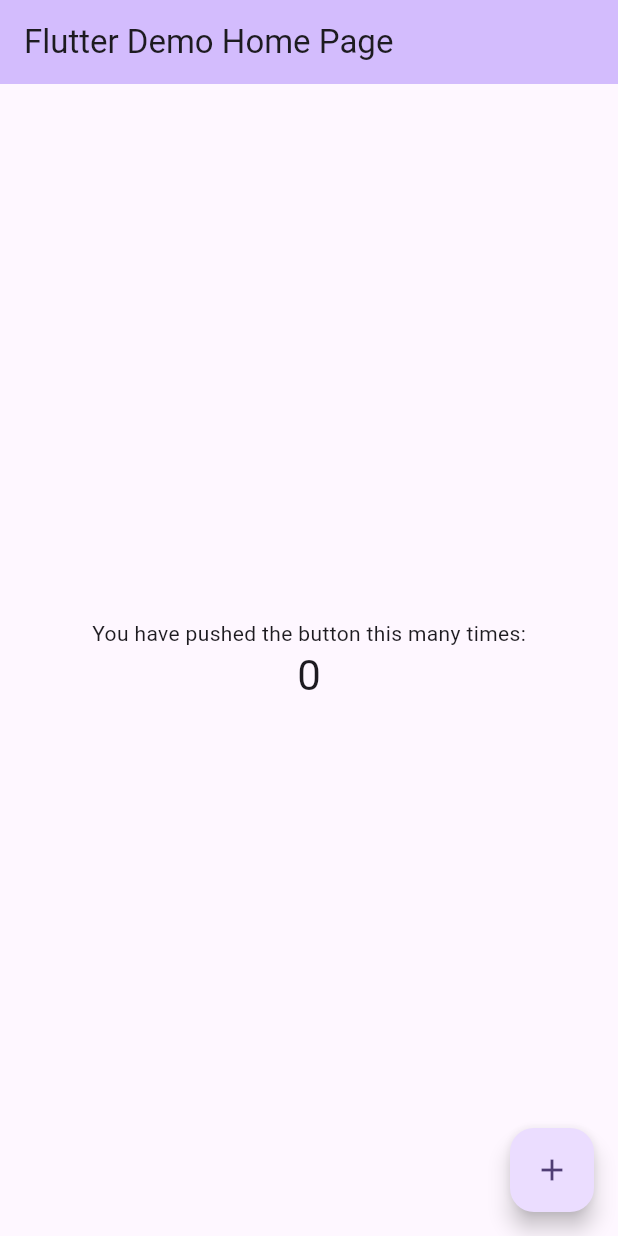
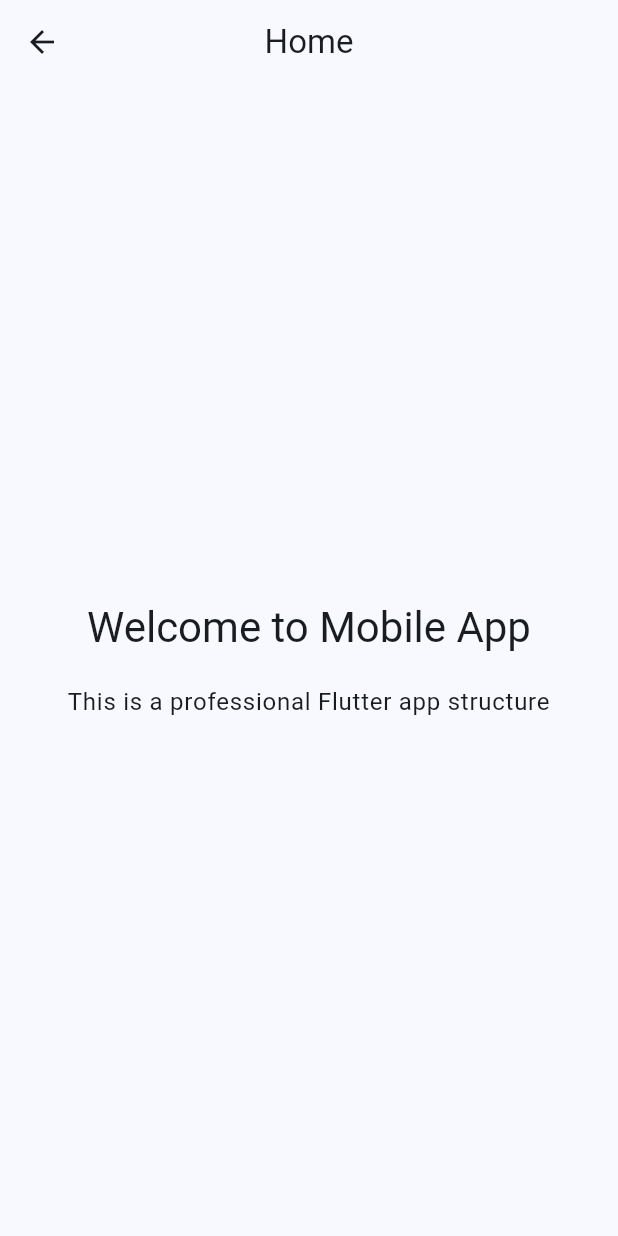
Before and after one commit to Seifeldin-Amr/Mobile-Programming-Project, a Flutter app: the screen it shows after launch, on a phone screen of 412 x 824 dp. Run offline on Flutter 3.47's test engine with Material 3 defaults, Android fonts, the phone set to English and light mode, and no system bars.

Commit message:
Added Template for adding new componets

```diff
--- /dev/null
+++ b/mobile_app/lib/constants/app_constants.dart
@@ -0,0 +1,27 @@
+class AppConstants {
+  // API Constants
+  static const String baseUrl = 'https://api.example.com';
+  static const int apiTimeout = 30000; // 30 seconds
+
+  // Storage Keys
+  static const String tokenKey = 'auth_token';
+  static const String userDataKey = 'user_data';
+
+  // Animation Durations
+  static const Duration defaultAnimationDuration = Duration(milliseconds: 300);
+  static const Duration longAnimationDuration = Duration(milliseconds: 500);
+
+  // Padding/Margin Values
+  static const double defaultPadding = 16.0;
+  static const double smallPadding = 8.0;
+  static const double largePadding = 24.0;
+
+  // Border Radius
+  static const double defaultBorderRadius = 8.0;
+  static const double largeBorderRadius = 16.0;
+
+  // Icon Sizes
+  static const double defaultIconSize = 24.0;
+  static const double smallIconSize = 16.0;
+  static const double largeIconSize = 32.0;
+}
--- a/mobile_app/lib/main.dart
+++ b/mobile_app/lib/main.dart
@@ -1,4 +1,6 @@
 import 'package:flutter/material.dart';
+import 'theme/app_theme.dart';
+import 'screens/base_screen.dart';
 
 void main() {
   runApp(const MyApp());
@@ -7,116 +9,42 @@ void main() {
 class MyApp extends StatelessWidget {
   const MyApp({super.key});
 
-  // This widget is the root of your application.
   @override
   Widget build(BuildContext context) {
     return MaterialApp(
-      title: 'Flutter Demo',
-      theme: ThemeData(
-        // This is the theme of your application.
-        //
-        // TRY THIS: Try running your application with "flutter run". You'll see
-        // the application has a purple toolbar. Then, without quitting the app,
-        // try changing the seedColor in the colorScheme below to Colors.green
-        // and then invoke "hot reload" (save your changes or press the "hot
-        // reload" button in a Flutter-supported IDE, or press "r" if you used
-        // the command line to start the app).
-        //
-        // Notice that the counter didn't reset back to zero; the application
-        // state is not lost during the reload. To reset the state, use hot
-        // restart instead.
-        //
-        // This works for code too, not just values: Most code changes can be
-        // tested with just a hot reload.
-        colorScheme: ColorScheme.fromSeed(seedColor: Colors.deepPurple),
-      ),
-      home: const MyHomePage(title: 'Flutter Demo Home Page'),
+      title: 'Mobile App',
+      theme: AppTheme.lightTheme,
+      darkTheme: AppTheme.darkTheme,
+      themeMode: ThemeMode.system,
+      home: const HomeScreen(),
     );
   }
 }
 
-class MyHomePage extends StatefulWidget {
-  const MyHomePage({super.key, required this.title});
-
-  // This widget is the home page of your application. It is stateful, meaning
-  // that it has a State object (defined below) that contains fields that affect
-  // how it looks.
-
-  // This class is the configuration for the state. It holds the values (in this
-  // case the title) provided by the parent (in this case the App widget) and
-  // used by the build method of the State. Fields in a Widget subclass are
-  // always marked "final".
-
-  final String title;
-
-  @override
-  State<MyHomePage> createState() => _MyHomePageState();
-}
-
-class _MyHomePageState extends State<MyHomePage> {
-  int _counter = 0;
-
-  void _incrementCounter() {
-    setState(() {
-      // This call to setState tells the Flutter framework that something has
-      // changed in this State, which causes it to rerun the build method below
-      // so that the display can reflect the updated values. If we changed
-      // _counter without calling setState(), then the build method would not be
-      // called again, and so nothing would appear to happen.
-      _counter++;
-    });
-  }
+class HomeScreen extends StatelessWidget {
+  const HomeScreen({super.key});
 
   @override
   Widget build(BuildContext context) {
-    // This method is rerun every time setState is called, for instance as done
-    // by the _incrementCounter method above.
-    //
-    // The Flutter framework has been optimized to make rerunning build methods
-    // fast, so that you can just rebuild anything that needs updating rather
-    // than having to individually change instances of widgets.
-    return Scaffold(
-      appBar: AppBar(
-        // TRY THIS: Try changing the color here to a specific color (to
-        // Colors.amber, perhaps?) and trigger a hot reload to see the AppBar
-        // change color while the other colors stay the same.
-        backgroundColor: Theme.of(context).colorScheme.inversePrimary,
-        // Here we take the value from the MyHomePage object that was created by
-        // the App.build method, and use it to set our appbar title.
-        title: Text(widget.title),
-      ),
+    return BaseScreen(
+      title: 'Home',
       body: Center(
-        // Center is a layout widget. It takes a single child and positions it
-        // in the middle of the parent.
         child: Column(
-          // Column is also a layout widget. It takes a list of children and
-          // arranges them vertically. By default, it sizes itself to fit its
-          // children horizontally, and tries to be as tall as its parent.
-          //
-          // Column has various properties to control how it sizes itself and
-          // how it positions its children. Here we use mainAxisAlignment to
-          // center the children vertically; the main axis here is the vertical
-          // axis because Columns are vertical (the cross axis would be
-          // horizontal).
-          //
-          // TRY THIS: Invoke "debug painting" (choose the "Toggle Debug Paint"
-          // action in the IDE, or press "p" in the console), to see the
-          // wireframe for each widget.
           mainAxisAlignment: MainAxisAlignment.center,
-          children: <Widget>[
-            const Text('You have pushed the button this many times:'),
+          children: [
             Text(
-              '$_counter',
+              'Welcome to Mobile App',
               style: Theme.of(context).textTheme.headlineMedium,
+            ),
+            const SizedBox(height: 20),
+            Text(
+              'This is a professional Flutter app structure',
+              style: Theme.of(context).textTheme.bodyLarge,
+              textAlign: TextAlign.center,
             ),
           ],
         ),
       ),
-      floatingActionButton: FloatingActionButton(
-        onPressed: _incrementCounter,
-        tooltip: 'Increment',
-        child: const Icon(Icons.add),
-      ), // This trailing comma makes auto-formatting nicer for build methods.
     );
   }
 }
--- /dev/null
+++ b/mobile_app/lib/screens/base_screen.dart
@@ -0,0 +1,48 @@
+import 'package:flutter/material.dart';
+import '../constants/app_constants.dart';
+
+class BaseScreen extends StatelessWidget {
+  final String title;
+  final Widget body;
+  final List<Widget>? actions;
+  final bool showAppBar;
+  final bool showBackButton;
+  final Widget? floatingActionButton;
+
+  const BaseScreen({
+    Key? key,
+    required this.title,
+    required this.body,
+    this.actions,
+    this.showAppBar = true,
+    this.showBackButton = true,
+    this.floatingActionButton,
+  }) : super(key: key);
+
+  @override
+  Widget build(BuildContext context) {
+    return Scaffold(
+      appBar:
+          showAppBar
+              ? AppBar(
+                title: Text(title),
+                leading:
+                    showBackButton
+                        ? IconButton(
+                          icon: const Icon(Icons.arrow_back),
+                          onPressed: () => Navigator.of(context).pop(),
+                        )
+                        : null,
+                actions: actions,
+              )
+              : null,
+      body: SafeArea(
+        child: Padding(
+          padding: const EdgeInsets.all(AppConstants.defaultPadding),
+          child: body,
+        ),
+      ),
+      floatingActionButton: floatingActionButton,
+    );
+  }
+}
--- /dev/null
+++ b/mobile_app/lib/theme/app_theme.dart
@@ -0,0 +1,37 @@
+import 'package:flutter/material.dart';
+
+class AppTheme {
+  static ThemeData get lightTheme {
+    return ThemeData(
+      useMaterial3: true,
+      colorScheme: ColorScheme.fromSeed(
+        seedColor: Colors.blue,
+        brightness: Brightness.light,
+      ),
+      appBarTheme: const AppBarTheme(centerTitle: true, elevation: 0),
+      elevatedButtonTheme: ElevatedButtonThemeData(
+        style: ElevatedButton.styleFrom(
+          padding: const EdgeInsets.symmetric(horizontal: 16, vertical: 12),
+          shape: RoundedRectangleBorder(borderRadius: BorderRadius.circular(8)),
+        ),
+      ),
+    );
+  }
+
+  static ThemeData get darkTheme {
+    return ThemeData(
+      useMaterial3: true,
+      colorScheme: ColorScheme.fromSeed(
+        seedColor: Colors.blue,
+        brightness: Brightness.dark,
+      ),
+      appBarTheme: const AppBarTheme(centerTitle: true, elevation: 0),
+      elevatedButtonTheme: ElevatedButtonThemeData(
+        style: ElevatedButton.styleFrom(
+          padding: const EdgeInsets.symmetric(horizontal: 16, vertical: 12),
+          shape: RoundedRectangleBorder(borderRadius: BorderRadius.circular(8)),
+        ),
+      ),
+    );
+  }
+}
```
Also changed, not shown: mobile_app/lib/widgets/custom_button.dart (added, +55 -0 lines).
